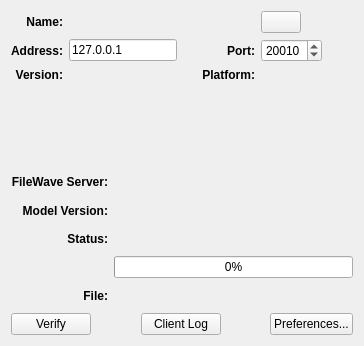
Qt form FileWaveGuiLib/ClientStatusMonitorFiles/FWStatusDlg.ui (fw-dev/translations) before a commit.
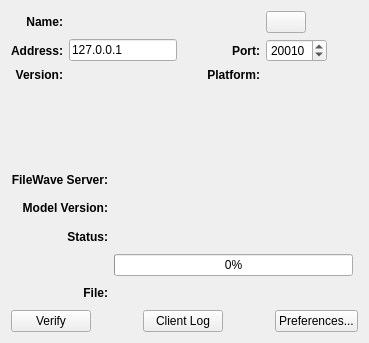
The same form after that commit. Icons and pictures are not drawn. Custom widgets are drawn as their Qt base class.

Patch:
```diff
--- a/FileWaveGuiLib/ClientStatusMonitorFiles/FWStatusDlg.ui
+++ b/FileWaveGuiLib/ClientStatusMonitorFiles/FWStatusDlg.ui
@@ -1,12 +1,12 @@
 <ui version="4.0" >
  <class>CFWStatusDlg</class>
- <widget class="QWidget" name="CFWStatusDlg" >
-  <property name="geometry" >
+ <widget class="QWidget" name="CFWStatusDlg">
+  <property name="geometry">
    <rect>
     <x>0</x>
     <y>0</y>
-    <width>364</width>
-    <height>346</height>
+    <width>369</width>
+    <height>343</height>
    </rect>
   </property>
   <property name="windowTitle" >
@@ -55,6 +55,9 @@
          <verstretch>0</verstretch>
         </sizepolicy>
        </property>
+       <property name="text">
+        <string/>
+       </property>
       </widget>
      </item>
      <item row="1" column="0" >
@@ -309,10 +312,10 @@
        </property>
       </widget>
      </item>
-     <item row="2" column="1" >
-      <widget class="QLabel" name="statStringLA" >
-       <property name="sizePolicy" >
-        <sizepolicy vsizetype="Preferred" hsizetype="Expanding" >
+     <item row="2" column="2">
+      <widget class="QLabel" name="statStringLA">
+       <property name="sizePolicy">
+        <sizepolicy hsizetype="Expanding" vsizetype="Preferred">
          <horstretch>1</horstretch>
          <verstretch>0</verstretch>
         </sizepolicy>
@@ -325,38 +328,22 @@
        </property>
       </widget>
      </item>
-     <item row="3" column="1" >
-      <widget class="QProgressBar" name="progressPR" >
-       <property name="sizePolicy" >
-        <sizepolicy vsizetype="Fixed" hsizetype="Expanding" >
+     <item row="4" column="2">
+      <widget class="QLabel" name="fileNameLA">
+       <property name="sizePolicy">
+        <sizepolicy hsizetype="Expanding" vsizetype="Preferred">
          <horstretch>1</horstretch>
          <verstretch>0</verstretch>
         </sizepolicy>
        </property>
-       <property name="minimumSize" >
-        <size>
-         <width>160</width>
-         <height>0</height>
-        </size>
+       <property name="textInteractionFlags">
+        <set>Qt::LinksAccessibleByMouse|Qt::TextSelectableByKeyboard|Qt::TextSelectableByMouse</set>
        </property>
-       <property name="value" >
-        <number>0</number>
-       </property>
       </widget>
      </item>
-     <item row="4" column="1" >
-      <widget class="QLabel" name="fileNameLA" >
-       <property name="sizePolicy" >
-        <sizepolicy vsizetype="Preferred" hsizetype="Expanding" >
-         <horstretch>1</horstretch>
-         <verstretch>0</verstretch>
-        </sizepolicy>
-       </property>
-      </widget>
-     </item>
-     <item row="4" column="0" >
-      <widget class="QLabel" name="monFileLA" >
-       <property name="font" >
+     <item row="4" column="0">
+      <widget class="QLabel" name="monFileLA">
+       <property name="font">
         <font>
          <weight>75</weight>
          <bold>true</bold>
@@ -370,28 +357,54 @@
        </property>
       </widget>
      </item>
-     <item row="1" column="1" >
-      <widget class="QLabel" name="modelVersionLA" >
-       <property name="sizePolicy" >
-        <sizepolicy vsizetype="Preferred" hsizetype="Expanding" >
+     <item row="1" column="2">
+      <widget class="QLabel" name="modelVersionLA">
+       <property name="sizePolicy">
+        <sizepolicy hsizetype="Expanding" vsizetype="Preferred">
          <horstretch>1</horstretch>
          <verstretch>0</verstretch>
         </sizepolicy>
        </property>
       </widget>
      </item>
-     <item row="0" column="1" >
-      <widget class="QLabel" name="serverAddressLA" >
-       <property name="sizePolicy" >
-        <sizepolicy vsizetype="Preferred" hsizetype="Expanding" >
+     <item row="0" column="2">
+      <widget class="QLabel" name="serverAddressLA">
+       <property name="sizePolicy">
+        <sizepolicy hsizetype="Expanding" vsizetype="Preferred">
          <horstretch>0</horstretch>
          <verstretch>0</verstretch>
         </sizepolicy>
        </property>
       </widget>
      </item>
-     <item row="3" column="0" >
-      <widget class="QWidget" native="1" name="progressBarHeight" />
+     <item row="3" column="0">
+      <widget class="QWidget" name="progressBarHeight" native="true"/>
+     </item>
+     <item row="3" column="2">
+      <layout class="QHBoxLayout" name="horizontalLayout">
+       <property name="rightMargin">
+        <number>5</number>
+       </property>
+       <item>
+        <widget class="QProgressBar" name="progressPR">
+         <property name="sizePolicy">
+          <sizepolicy hsizetype="Expanding" vsizetype="Fixed">
+           <horstretch>1</horstretch>
+           <verstretch>0</verstretch>
+          </sizepolicy>
+         </property>
+         <property name="minimumSize">
+          <size>
+           <width>160</width>
+           <height>0</height>
+          </size>
+         </property>
+         <property name="value">
+          <number>0</number>
+         </property>
+        </widget>
+       </item>
+      </layout>
      </item>
     </layout>
    </item>
```
Left out of the diff: 271 changed lines with no effect on the pictures.
